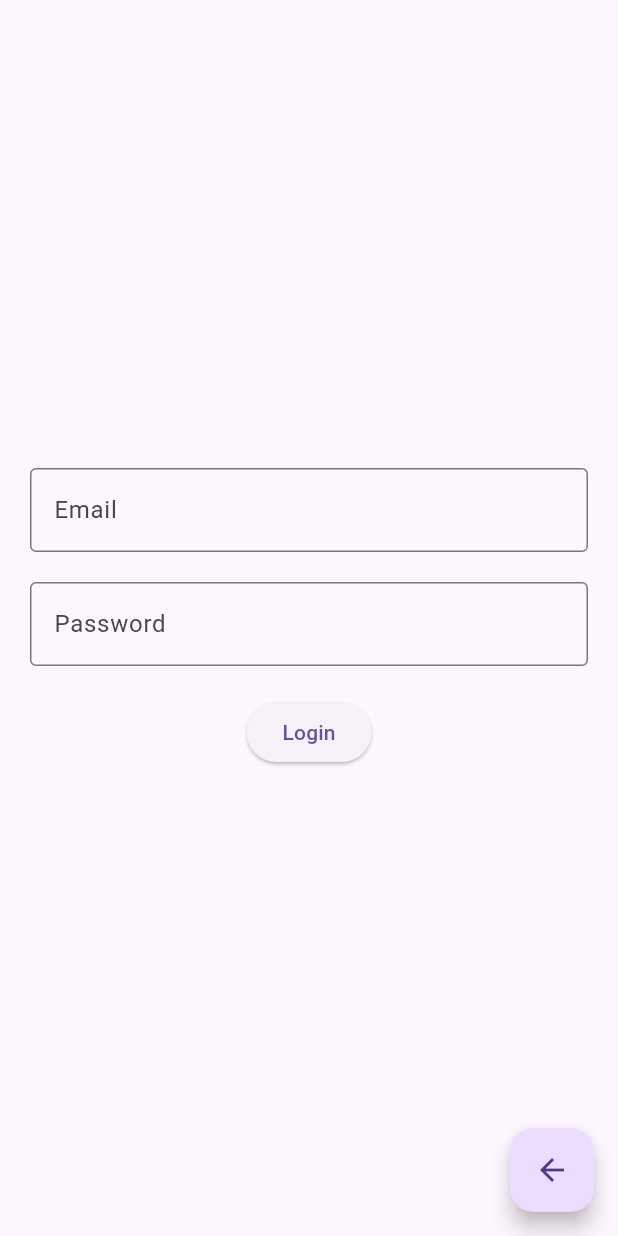
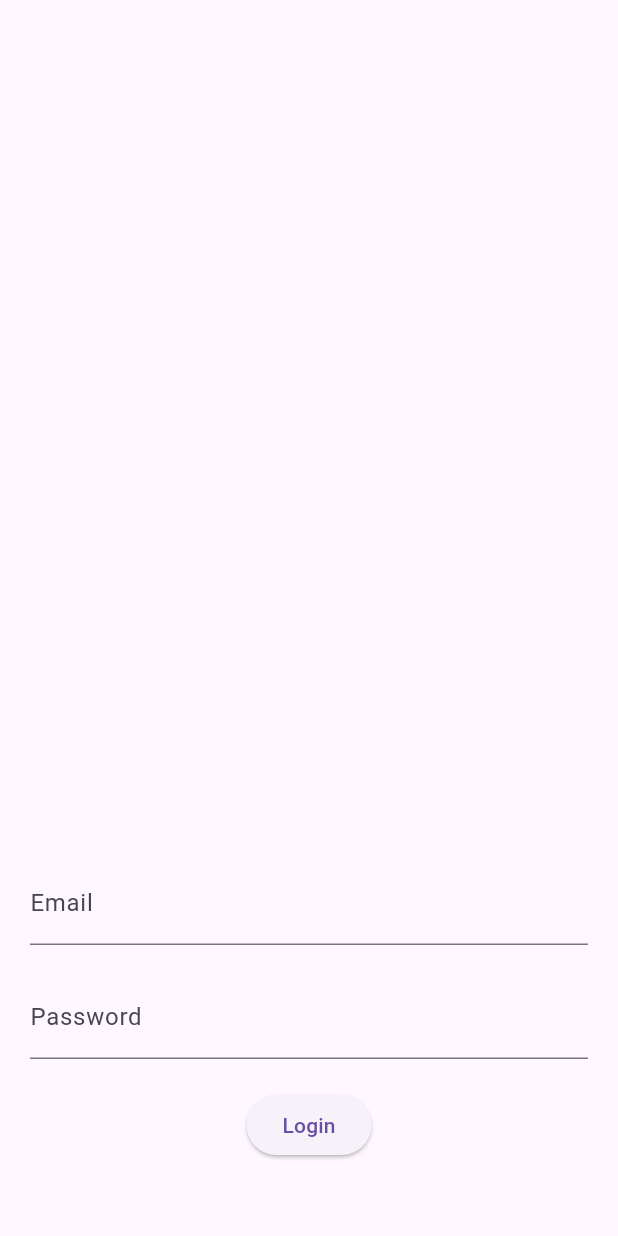
Before and after one commit to crabbylol/theproject1, a Flutter app: the SignupPage screen opened directly, on a phone screen of 412 x 824 dp. Run offline on Flutter 3.47's test engine with Material 3 defaults, Android fonts, the phone set to English and light mode, and no system bars; our stand-ins replace cloud_firestore, firebase_auth, firebase_core, fluttertoast; accounts and stored records are empty.

Commit message:
Second Commit

```diff
--- a/lib/loginpage.dart
+++ b/lib/loginpage.dart
@@ -43,7 +43,7 @@ class LoginPage extends StatelessWidget {
                     },
                     style: ButtonStyle(
                       backgroundColor: MaterialStateProperty.all<Color>(
-                        const Color(0xFFFFF6D4),
+                        const Color(0xFFFFFCF0),
                       ),
                       overlayColor: MaterialStateProperty.resolveWith<Color>(
                             (Set<MaterialState> states) {
--- a/lib/signuppage.dart
+++ b/lib/signuppage.dart
@@ -1,112 +1,44 @@
 import 'package:flutter/material.dart';
-import 'package:theproject1/user_auth/firebase_auth_implementation/firebase_auth_services.dart';
-import 'package:firebase_auth/firebase_auth.dart';
-import 'loginpage.dart';
-import 'home_page.dart';
 
-class SignupPage extends StatefulWidget {
-  const SignupPage({Key? key});
-
-  @override
-  State<SignupPage> createState() => _SignupPageState();
-}
-
-class _SignupPageState extends State<SignupPage> {
-  //final FirebaseAuthService _auth = FirebaseAuthService();
-
-  final TextEditingController _emailController = TextEditingController();
-  final TextEditingController _passwordController = TextEditingController();
-
-  void _printLatestEmailValue() {
-    final text = _emailController.text;
-    print('Email Field: $text');
-  }
-
-  void _printLatestPasswordValue() {
-    final text = _passwordController.text;
-    print('Password Field: $text');
-  }
-
-  @override
-  void initState() {
-    super.initState();
-
-    _emailController.addListener(_printLatestEmailValue);
-    _passwordController.addListener(_printLatestPasswordValue);
-  }
-
-  @override
-  void dispose() {
-    _emailController.dispose();
-    _passwordController.dispose();
-    super.dispose();
-  }
+class SignupPage extends StatelessWidget {
+  const SignupPage({Key? key}) : super(key: key);
 
   @override
   Widget build(BuildContext context) {
     return Scaffold(
-      body: Padding(
-        padding: EdgeInsets.all(20),
+      body: Stack(
+        children: [
+          Positioned(
+            bottom: 50,
+            left: 20,
+            right: 20,
             child: Column(
-          mainAxisAlignment: MainAxisAlignment.center,
               children: [
-            TextField(
-              controller: _emailController,
+                const TextField(
                   keyboardType: TextInputType.emailAddress,
-              decoration: const InputDecoration(
-                hintText: 'Email',
-                border: OutlineInputBorder(),
+                  decoration: InputDecoration(
+                    border: UnderlineInputBorder(),
+                    labelText: 'Email',
                   ),
                 ),
-            SizedBox(height: 20),
-            TextField(
-              controller: _passwordController,
+                const SizedBox(height: 20),
+                const TextField(
                   obscureText: true,
-              decoration: const InputDecoration(
-                hintText: 'Password',
-                border: OutlineInputBorder(),
+                  decoration: InputDecoration(
+                    border: UnderlineInputBorder(),
+                    labelText: 'Password',
                   ),
                 ),
-            SizedBox(height: 20),
+                const SizedBox(height: 20),
                 ElevatedButton(
-              onPressed: (){},
-              child: Text('Login'),
+                  onPressed: () {},
+                  child: const Text('Login'),
                 ),
               ],
             ),
           ),
-      floatingActionButton: FloatingActionButton(
-        onPressed: () {
-          Navigator.push(
-            context,
-            MaterialPageRoute(
-                builder: (context) => LoginPage(title: "Login Page")),
-          );
-        },
-        child: Icon(Icons.arrow_back),
+        ],
       ),
     );
   }
-
-  // void _signUp(BuildContext context) async {
-  //   String email = _emailController.text;
-  //   String password = _passwordController.text;
-  //
-  //   try {
-  //     UserCredential userCredential = await FirebaseAuth.instance
-  //         .createUserWithEmailAndPassword(
-  //       email: email,
-  //       password: password,
-  //     );
-  //
-  //     Navigator.push(
-  //       context,
-  //       MaterialPageRoute(builder: (context) => HomePage()),
-  //     );
-  //
-  //     print("User is successfully created");
-  //   } catch (e) {
-  //     print("Error occurred during sign up: $e");
-  //   }
-  // }
 }
```
Also changed, not shown: assets/login page.png, assets/splash screen.png. Lines whose indentation alone changed are shown as unchanged.
